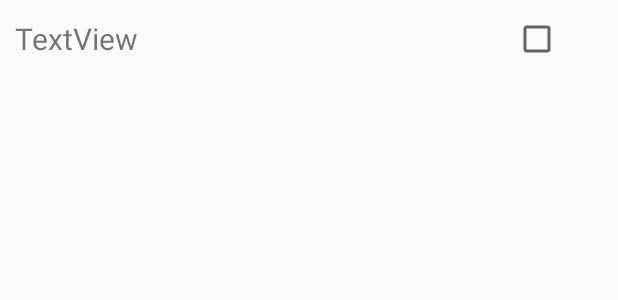
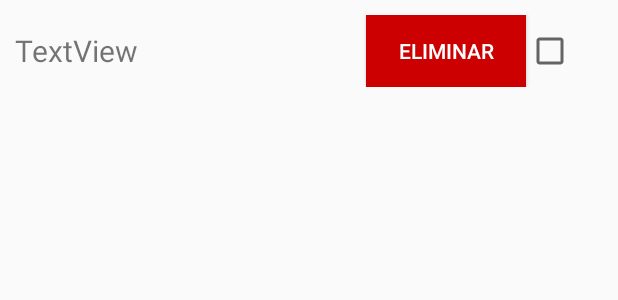
Before and after one commit to Secuencia/app-android, an Android app: the layout cell_select.xml on its own in the app's theme, with its tools: preview values and no code run, on a phone screen of 412 x 824 dp. Shown: the top 300 px of the screen. Run offline under Robolectric (Android 15) with nearby library versions, the phone set to English and light mode, and no system bars.

Commit message:
Eliminar historia realizado

```diff
--- a/Isaacs/app/src/main/java/moviles/isaacs/com/isaacs/Modules/Stories/StoriesActivity.java
+++ b/Isaacs/app/src/main/java/moviles/isaacs/com/isaacs/Modules/Stories/StoriesActivity.java
@@ -8,12 +8,14 @@ import android.os.Bundle;
 import android.text.InputType;
 import android.view.View;
 import android.widget.ArrayAdapter;
+import android.widget.Button;
 import android.widget.EditText;
 import android.widget.ListView;
 
 import java.util.ArrayList;
 
 import moviles.isaacs.com.isaacs.R;
+import moviles.isaacs.com.isaacs.models.Content;
 import moviles.isaacs.com.isaacs.models.Story;
 import moviles.isaacs.com.isaacs.services.MyDBHandler;
 
@@ -106,6 +108,11 @@ public class StoriesActivity extends AppCompatActivity {
         adapter.notifyDataSetChanged();
     }
 
-
-
+    public void deleteStory(View view){
+        Button button = (Button)view.findViewById(R.id.delete);
+        Story story = (Story)button.getTag(R.string.story);
+        handler.removeStory(story);
+        stories.remove(story);
+        adapter.notifyDataSetChanged();
+    }
 }
--- a/Isaacs/app/src/main/java/moviles/isaacs/com/isaacs/modules/Stories/StoryDetailAdapter.java
+++ b/Isaacs/app/src/main/java/moviles/isaacs/com/isaacs/modules/Stories/StoryDetailAdapter.java
@@ -62,7 +62,9 @@ public class StoryDetailAdapter extends BaseAdapter {
         TextView title = (TextView) view.findViewById(R.id.title);
         title.setText(story.getTitle());
         CheckBox check = (CheckBox) view.findViewById(R.id.check);
-        check.setVisibility(View.INVISIBLE);
+        check.setVisibility(View.GONE);
+        Button delete = (Button) view.findViewById(R.id.delete);
+        delete.setTag(R.string.story, story);
         view.setOnClickListener(new View.OnClickListener() {
             @Override
             public void onClick(View view) {
--- a/Isaacs/app/src/main/java/moviles/isaacs/com/isaacs/modules/Stories/StorySelectAdapter.java
+++ b/Isaacs/app/src/main/java/moviles/isaacs/com/isaacs/modules/Stories/StorySelectAdapter.java
@@ -2,6 +2,7 @@ package moviles.isaacs.com.isaacs.modules.Stories;
 
 import android.content.Context;
 import android.content.Intent;
+import android.support.v7.widget.LinearLayoutCompat;
 import android.support.v7.widget.RecyclerView;
 import android.util.Log;
 import android.view.LayoutInflater;
@@ -12,6 +13,8 @@ import android.widget.BaseAdapter;
 import android.widget.Button;
 import android.widget.CheckBox;
 import android.widget.ImageView;
+import android.widget.LinearLayout;
+import android.widget.TableLayout;
 import android.widget.TextView;
 
 import com.squareup.picasso.Picasso;
@@ -61,6 +64,8 @@ public class StorySelectAdapter extends BaseAdapter {
     public View getView(int position, View convertView, ViewGroup parent) {
         Story story = mDataSource.get(position);
         View view = mInflater.inflate(R.layout.cell_select, parent, false);
+        Button delete = (Button) view.findViewById(R.id.delete);
+        delete.setVisibility(View.GONE);
         TextView title = (TextView) view.findViewById(R.id.title);
         title.setText(story.getTitle());
         CheckBox check = (CheckBox) view.findViewById(R.id.check);
--- a/Isaacs/app/src/main/res/layout/cell_select.xml
+++ b/Isaacs/app/src/main/res/layout/cell_select.xml
@@ -13,8 +13,18 @@
         android:layout_width="wrap_content"
         android:layout_height="wrap_content"
         android:id="@+id/title"
-        android:layout_weight="90"
+        android:layout_weight="80"
         android:textSize="20sp" />
+
+    <Button
+        android:text="Eliminar"
+        android:layout_width="wrap_content"
+        android:layout_height="wrap_content"
+        android:id="@+id/delete"
+        android:layout_weight="10"
+        android:background="@android:color/holo_red_dark"
+        android:textColor="@android:color/white"
+        android:onClick="deleteStory"/>
 
     <CheckBox
         android:layout_width="wrap_content"
```
Also changed, not shown: Isaacs/app/src/main/java/moviles/isaacs/com/isaacs/modules/Stories/StorySelectActivity.java (+1 -0 lines).
